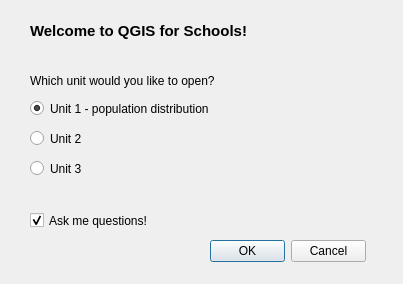
The window that ui_qgisforschools.ui (Charlotteg/QGISforSchools) describes before a commit, drawn with Qt 5.
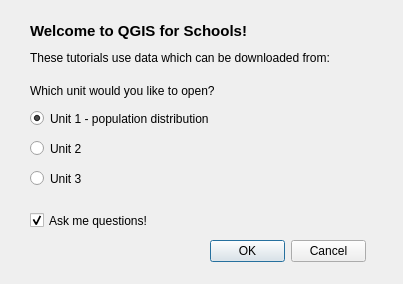
The same window after the commit.

```diff
--- a/ui_qgisforschools.ui
+++ b/ui_qgisforschools.ui
@@ -33,7 +33,7 @@
    <property name="geometry">
     <rect>
      <x>30</x>
-     <y>100</y>
+     <y>110</y>
      <width>201</width>
      <height>17</height>
     </rect>
@@ -49,7 +49,7 @@
    <property name="geometry">
     <rect>
      <x>30</x>
-     <y>130</y>
+     <y>140</y>
      <width>82</width>
      <height>17</height>
     </rect>
@@ -62,7 +62,7 @@
    <property name="geometry">
     <rect>
      <x>30</x>
-     <y>160</y>
+     <y>170</y>
      <width>82</width>
      <height>17</height>
     </rect>
@@ -108,7 +108,7 @@
    <property name="geometry">
     <rect>
      <x>30</x>
-     <y>70</y>
+     <y>80</y>
      <width>231</width>
      <height>21</height>
     </rect>
@@ -117,6 +117,19 @@
     <string>Which unit would you like to open?</string>
    </property>
   </widget>
+  <widget class="QLabel" name="label_3">
+   <property name="geometry">
+    <rect>
+     <x>30</x>
+     <y>50</y>
+     <width>301</width>
+     <height>16</height>
+    </rect>
+   </property>
+   <property name="text">
+    <string>These tutorials use data which can be downloaded from:</string>
+   </property>
+  </widget>
  </widget>
  <resources/>
  <connections/>
```
